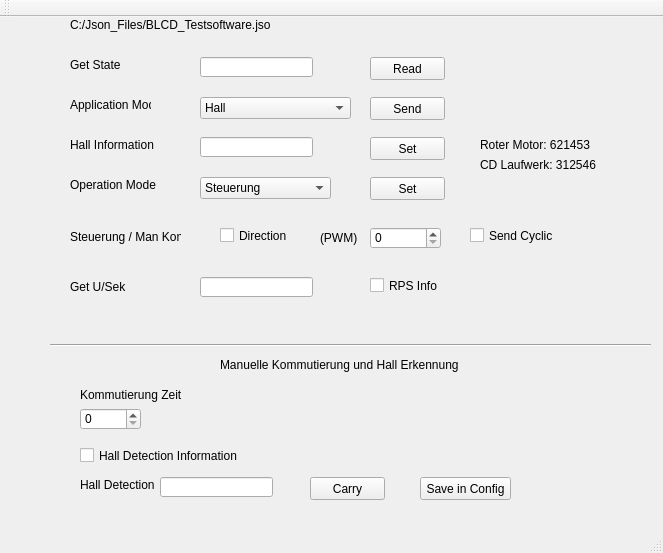
Above: BLCD Testsoftware Qt Creator/untitled/mainwindow.ui from ThomasMoellerR/12_02_stm32_bldc before the change. Below: the same form after it.
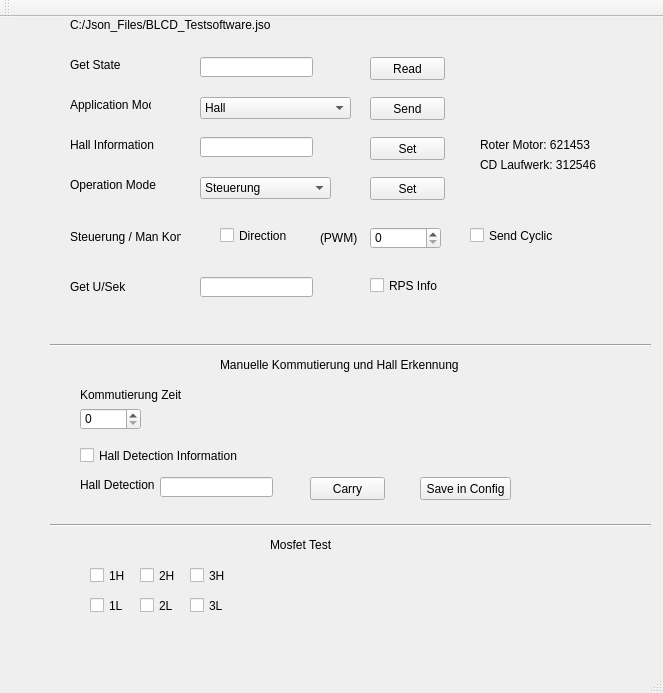
That is the form after the change.

Commit message: mosfet test eingebaut

What changed in the file:
```diff
--- a/BLCD Testsoftware Qt Creator/untitled/mainwindow.ui
+++ b/BLCD Testsoftware Qt Creator/untitled/mainwindow.ui
@@ -7,7 +7,7 @@
     <x>0</x>
     <y>0</y>
     <width>663</width>
-    <height>553</height>
+    <height>693</height>
    </rect>
   </property>
   <property name="windowTitle">
@@ -435,6 +435,110 @@
      <string>Hall Detection Information</string>
     </property>
    </widget>
+   <widget class="Line" name="line_2">
+    <property name="geometry">
+     <rect>
+      <x>50</x>
+      <y>500</y>
+      <width>601</width>
+      <height>16</height>
+     </rect>
+    </property>
+    <property name="orientation">
+     <enum>Qt::Horizontal</enum>
+    </property>
+   </widget>
+   <widget class="QLabel" name="label_14">
+    <property name="geometry">
+     <rect>
+      <x>270</x>
+      <y>520</y>
+      <width>331</width>
+      <height>16</height>
+     </rect>
+    </property>
+    <property name="text">
+     <string>Mosfet Test</string>
+    </property>
+   </widget>
+   <widget class="QCheckBox" name="checkBox_1H">
+    <property name="geometry">
+     <rect>
+      <x>90</x>
+      <y>550</y>
+      <width>41</width>
+      <height>17</height>
+     </rect>
+    </property>
+    <property name="text">
+     <string>1H</string>
+    </property>
+   </widget>
+   <widget class="QCheckBox" name="checkBox_1L">
+    <property name="geometry">
+     <rect>
+      <x>90</x>
+      <y>580</y>
+      <width>41</width>
+      <height>17</height>
+     </rect>
+    </property>
+    <property name="text">
+     <string>1L</string>
+    </property>
+   </widget>
+   <widget class="QCheckBox" name="checkBox_2H">
+    <property name="geometry">
+     <rect>
+      <x>140</x>
+      <y>550</y>
+      <width>41</width>
+      <height>17</height>
+     </rect>
+    </property>
+    <property name="text">
+     <string>2H</string>
+    </property>
+   </widget>
+   <widget class="QCheckBox" name="checkBox_2L">
+    <property name="geometry">
+     <rect>
+      <x>140</x>
+      <y>580</y>
+      <width>41</width>
+      <height>17</height>
+     </rect>
+    </property>
+    <property name="text">
+     <string>2L</string>
+    </property>
+   </widget>
+   <widget class="QCheckBox" name="checkBox_3H">
+    <property name="geometry">
+     <rect>
+      <x>190</x>
+      <y>550</y>
+      <width>41</width>
+      <height>17</height>
+     </rect>
+    </property>
+    <property name="text">
+     <string>3H</string>
+    </property>
+   </widget>
+   <widget class="QCheckBox" name="checkBox_3L">
+    <property name="geometry">
+     <rect>
+      <x>190</x>
+      <y>580</y>
+      <width>41</width>
+      <height>17</height>
+     </rect>
+    </property>
+    <property name="text">
+     <string>3L</string>
+    </property>
+   </widget>
   </widget>
   <widget class="QMenuBar" name="menuBar">
    <property name="geometry">
```
Left out of the diff: 5 changed lines with no effect on the pictures. The commit also changes 41 other files.
